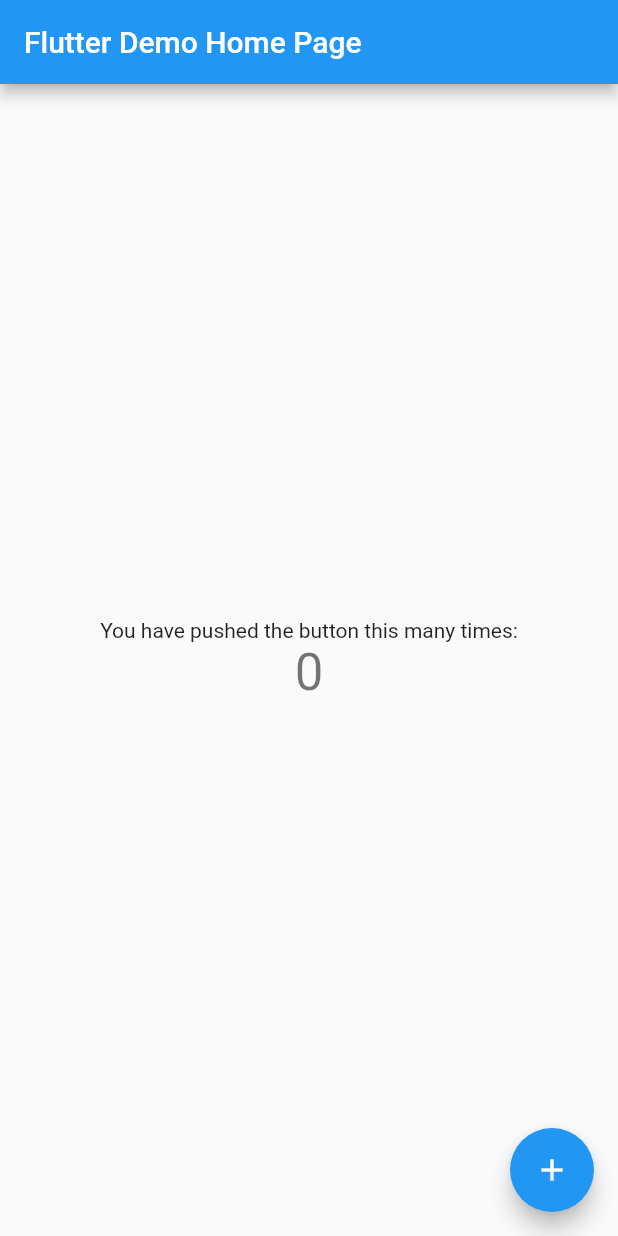
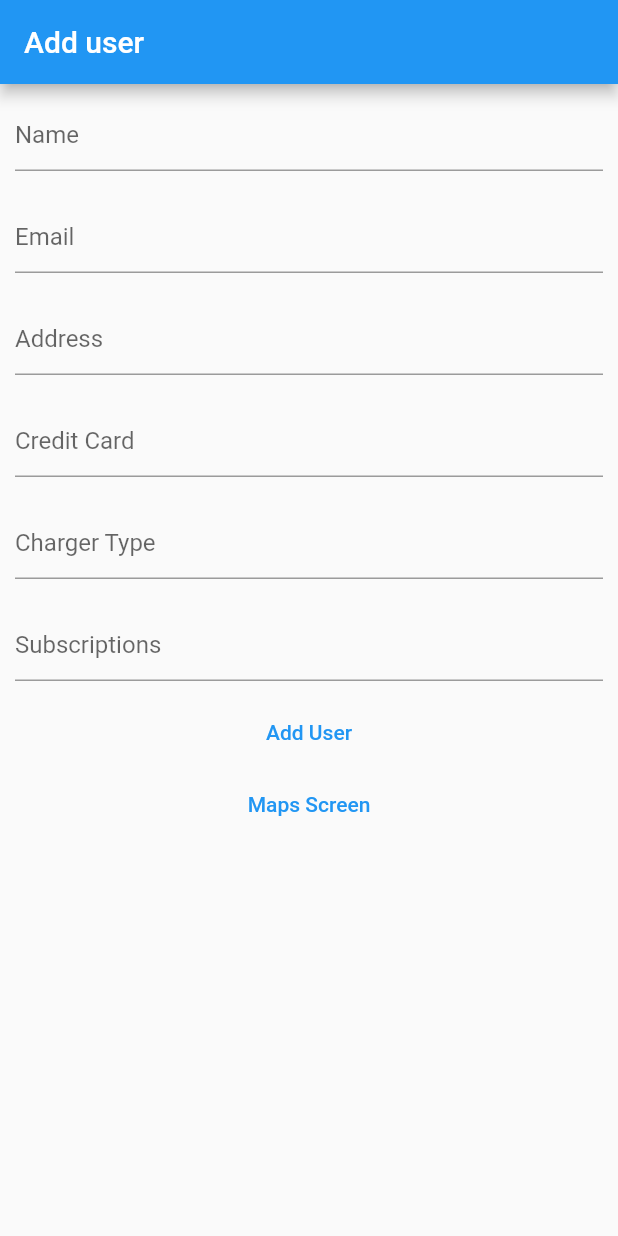
Before and after one commit to JonesParEnvorso/envorsocarcharger, a Flutter app: the screen it shows after launch, on a phone screen of 412 x 824 dp. Run offline on Flutter 3.47's test engine with Material 2 defaults, Android fonts, the phone set to English and light mode, and no system bars; our stand-ins replace cloud_firestore, firebase_core, google_maps_flutter; accounts and stored records are empty.

Commit message:
User Input to Firebase + Navigation between pages

```diff
--- a/envorso_charging_app/lib/main.dart
+++ b/envorso_charging_app/lib/main.dart
@@ -1,6 +1,14 @@
+import 'package:cloud_firestore/cloud_firestore.dart';
 import 'package:flutter/material.dart';
+import 'package:firebase_core/firebase_core.dart';
+import 'firebase_options.dart';
+import 'newUser.dart';
 
-void main() {
+void main() async {
+  WidgetsFlutterBinding.ensureInitialized();
+  await Firebase.initializeApp(
+    options: DefaultFirebaseOptions.currentPlatform,
+  );
   runApp(const MyApp());
 }
 
@@ -11,105 +19,11 @@
   @override
   Widget build(BuildContext context) {
     return MaterialApp(
-      title: 'Flutter Demo',
+      title: 'ENRoute',
       theme: ThemeData(
-        // This is the theme of your application.
-        //
-        // Try running your application with "flutter run". You'll see the
-        // application has a blue toolbar. Then, without quitting the app, try
-        // changing the primarySwatch below to Colors.green and then invoke
-        // "hot reload" (press "r" in the console where you ran "flutter run",
-        // or simply save your changes to "hot reload" in a Flutter IDE).
-        // Notice that the counter didn't reset back to zero; the application
-        // is not restarted.
         primarySwatch: Colors.blue,
       ),
-      home: const MyHomePage(title: 'Flutter Demo Home Page'),
+      home: const AddUserPage(),
     );
   }
 }
-
-class MyHomePage extends StatefulWidget {
-  const MyHomePage({Key? key, required this.title}) : super(key: key);
-
-  // This widget is the home page of your application. It is stateful, meaning
-  // that it has a State object (defined below) that contains fields that affect
-  // how it looks.
-
-  // This class is the configuration for the state. It holds the values (in this
-  // case the title) provided by the parent (in this case the App widget) and
-  // used by the build method of the State. Fields in a Widget subclass are
-  // always marked "final".
-
-  final String title;
-
-  @override
-  State<MyHomePage> createState() => _MyHomePageState();
-}
-
-class _MyHomePageState extends State<MyHomePage> {
-  int _counter = 0;
-
-  void _incrementCounter() {
-    setState(() {
-      // This call to setState tells the Flutter framework that something has
-      // changed in this State, which causes it to rerun the build method below
-      // so that the display can reflect the updated values. If we changed
-      // _counter without calling setState(), then the build method would not be
-      // called again, and so nothing would appear to happen.
-      _counter++;
-    });
-  }
-
-  @override
-  Widget build(BuildContext context) {
-    // This method is rerun every time setState is called, for instance as done
-    // by the _incrementCounter method above.
-    //
-    // The Flutter framework has been optimized to make rerunning build methods
-    // fast, so that you can just rebuild anything that needs updating rather
-    // than having to individually change instances of widgets.
-    return Scaffold(
-      appBar: AppBar(
-        // Here we take the value from the MyHomePage object that was created by
-        // the App.build method, and use it to set our appbar title.
-        title: Text(widget.title),
-      ),
-      body: Center(
-        // Center is a layout widget. It takes a single child and positions it
-        // in the middle of the parent.
-        child: Column(
-          // Column is also a layout widget. It takes a list of children and
-          // arranges them vertically. By default, it sizes itself to fit its
-          // children horizontally, and tries to be as tall as its parent.
-          //
-          // Invoke "debug painting" (press "p" in the console, choose the
-          // "Toggle Debug Paint" action from the Flutter Inspector in Android
-          // Studio, or the "Toggle Debug Paint" command in Visual Studio Code)
-          // to see the wireframe for each widget.
-          //
-          // Column has various properties to control how it sizes itself and
-          // how it positions its children. Here we use mainAxisAlignment to
-          // center the children vertically; the main axis here is the vertical
-          // axis because Columns are vertical (the cross axis would be
-          // horizontal).
-          mainAxisAlignment: MainAxisAlignment.center,
-          children: <Widget>[
-            const Text(
-              'You have pushed the button this many times:',
-            ),
-            Text(
-              '$_counter',
-              style: Theme.of(context).textTheme.headline4,
-            ),
-          ],
-        ),
-      ),
-      floatingActionButton: FloatingActionButton(
-        onPressed: _incrementCounter,
-        tooltip: 'Increment',
-        child: const Icon(Icons.add),
-      ), // This trailing comma makes auto-formatting nicer for build methods.
-    );
-  }
-}
--- /dev/null
+++ b/envorso_charging_app/lib/newUser.dart
@@ -0,0 +1,179 @@
+import 'package:cloud_firestore/cloud_firestore.dart';
+import 'package:flutter/material.dart';
+import 'package:firebase_core/firebase_core.dart';
+import 'firebase_options.dart';
+import 'mapScreen.dart';
+
+void main() async {
+  WidgetsFlutterBinding.ensureInitialized();
+  await Firebase.initializeApp(
+    options: DefaultFirebaseOptions.currentPlatform,
+  );
+  runApp(const MyApp());
+}
+
+class MyApp extends StatelessWidget {
+  const MyApp({Key? key}) : super(key: key);
+
+  // This widget is the root of your application.
+  @override
+  Widget build(BuildContext context) {
+    return MaterialApp(
+      title: 'Add user',
+      theme: ThemeData(
+        primarySwatch: Colors.blue,
+      ),
+      home: const AddUserPage(),
+    );
+  }
+}
+
+// create new user from user input
+class AddUserPage extends StatefulWidget {
+  const AddUserPage({Key? key}) : super(key: key);
+  @override
+  _AddUserState createState() => _AddUserState();
+}
+
+class _AddUserState extends State<AddUserPage> {
+  @override
+  Widget build(BuildContext context) {
+    CollectionReference users = FirebaseFirestore.instance.collection('users');
+
+    // fields for firebase
+    /*final Map<String, String> address;
+    final Map<String, String> creditCard;
+    final String email;
+    final String name;
+    final chargerType = <String>[];
+    final subscriptions = <String>[];*/
+
+    final newAddress = TextEditingController();
+    final newCard = TextEditingController();
+    final newEmail = TextEditingController();
+    final newName = TextEditingController();
+    final newChargerType = TextEditingController();
+    final newSubscriptions = TextEditingController();
+
+    goToMaps(BuildContext context) {
+      Navigator.push(
+          context, MaterialPageRoute(builder: (context) => MapScreen()));
+    }
+
+    @override
+    void initState() {
+      super.initState();
+      //_controller = TextEditingController();
+    }
+
+    @override
+    void dispose() {
+      //_controller.dispose();
+      newName.dispose();
+      newEmail.dispose();
+      newAddress.dispose();
+      newCard.dispose();
+      newChargerType.dispose();
+      newSubscriptions.dispose();
+      super.dispose();
+    }
+
+    Future<void> addUser() {
+      String name = newName.text;
+      String email = newEmail.text;
+      String address = newAddress.text; // needs to be map
+      String chargerType = newChargerType.text; // needs to be array
+      String creditCard = newCard.text; // needs to be map
+      String subscriptions = newSubscriptions.text; // needs to be array
+
+      newName.clear();
+      newCard.clear();
+      newChargerType.clear();
+      newSubscriptions.clear();
+      newEmail.clear();
+      newAddress.clear();
+
+      return users
+          .add({
+            'name': name,
+            'address': address,
+            "chargerType": chargerType,
+            "creditCard": creditCard,
+            "subscriptions": subscriptions,
+            "email": email,
+          })
+          .then((value) => print("User Added"))
+          .catchError((error) => print("Failed to add user: $error"));
+    }
+
+    return Scaffold(
+      appBar: AppBar(
+        title: Text("Add user"),
+      ),
+      body: ListView(
+        children: <Widget>[
+          // text entries
+          Container(
+            width: 280,
+            padding: EdgeInsets.all(10.0),
+            child: TextField(
+              controller: newName,
+              autocorrect: false,
+              decoration: InputDecoration(hintText: 'Name'),
+            ),
+          ),
+          Container(
+            width: 280,
+            padding: EdgeInsets.all(10.0),
+            child: TextField(
+              controller: newEmail,
+              autocorrect: false,
+              decoration: InputDecoration(hintText: 'Email'),
+            ),
+          ),
+          Container(
+            width: 280,
+            padding: EdgeInsets.all(10.0),
+            child: TextField(
+              controller: newAddress,
+              autocorrect: false,
+              decoration: InputDecoration(hintText: 'Address'),
+            ),
+          ),
+          Container(
+            width: 280,
+            padding: EdgeInsets.all(10.0),
+            child: TextField(
+              controller: newCard,
+              autocorrect: false,
+              decoration: InputDecoration(hintText: 'Credit Card'),
+            ),
+          ),
+          Container(
+            width: 280,
+            padding: EdgeInsets.all(10.0),
+            child: TextField(
+              controller: newChargerType,
+              autocorrect: false,
+              decoration: InputDecoration(hintText: 'Charger Type'),
+            ),
+          ),
+          Container(
+            width: 280,
+            padding: EdgeInsets.all(10.0),
+            child: TextField(
+              controller: newSubscriptions,
+              autocorrect: false,
+              decoration: InputDecoration(hintText: 'Subscriptions'),
+            ),
+          ),
+          TextButton(
+              onPressed: addUser, child: Text("Add User")), // submit button
+          TextButton(
+              onPressed: () => goToMaps(context),
+              child: Text("Maps Screen")), // navigation button
+        ],
+      ),
+    );
+  }
+}
```
Also changed, not shown: envorso_charging_app/lib/mapScreen.dart (added, +113 -0 lines), envorso_charging_app/pubspec.yaml (+9 -0 lines), envorso_charging_app/lib/firebase_options.dart (added), envorso_charging_app/pubspec.lock, 2 other files.
